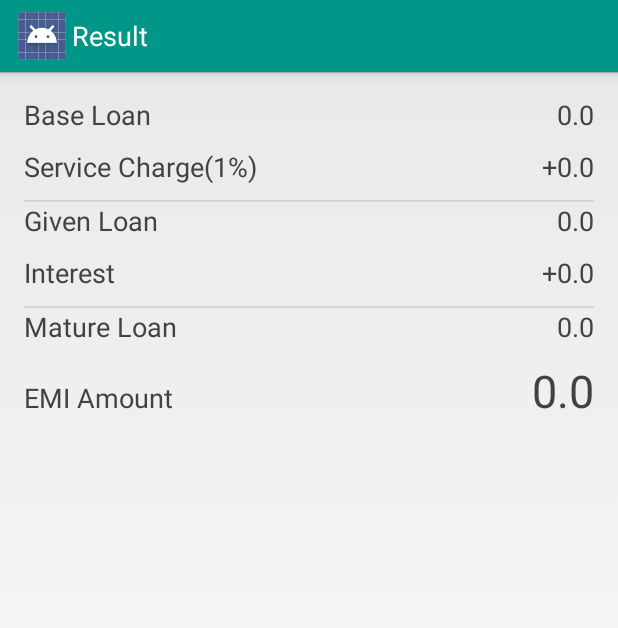
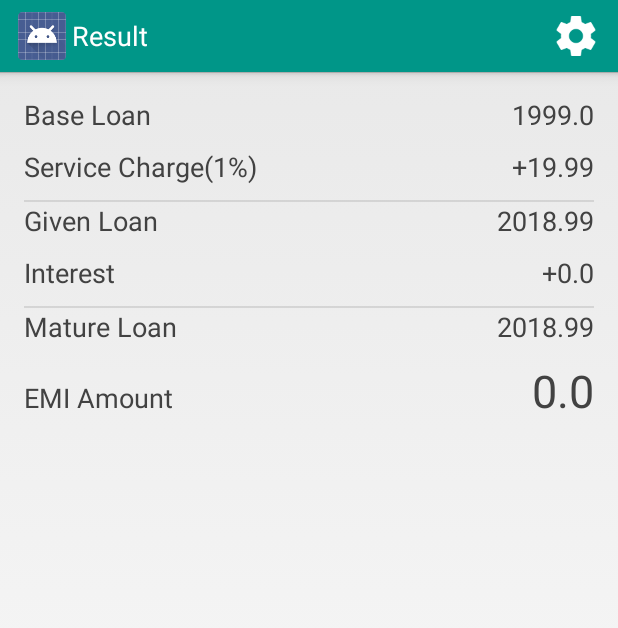
Before and after one commit to nemausus/emical, an Android app: the screen it shows after launch (CalcResultActivity), after a tap on "Calculate", on a phone screen of 412 x 824 dp. Shown: the top 628 px of the screen. Run offline under Robolectric (Android 15) with nearby library versions, the phone set to English and light mode, and no system bars.

Commit message:
show settings

```diff
--- a/app/src/main/AndroidManifest.xml
+++ b/app/src/main/AndroidManifest.xml
@@ -17,6 +17,9 @@
         <activity android:name=".CalcResultActivity"
             android:label="@string/result">
         </activity>
+        <activity android:name=".SettingsActivity"
+            android:label="@string/settings">
+        </activity>
     </application>
 
 </manifest>
--- a/app/src/main/java/in/codehub/emical/CalcInputActivity.java
+++ b/app/src/main/java/in/codehub/emical/CalcInputActivity.java
@@ -2,8 +2,11 @@ package in.codehub.emical;
 
 import android.app.Activity;
 import android.content.Intent;
+import android.content.SharedPreferences;
 import android.os.Bundle;
+import android.preference.PreferenceManager;
 import android.view.Menu;
+import android.view.MenuInflater;
 import android.view.MenuItem;
 import android.view.View;
 import android.widget.Button;
@@ -32,6 +35,36 @@ public class CalcInputActivity extends Activity {
                 startActivity(intent);
             }
         });
+        PreferenceManager.setDefaultValues(this, R.xml.preferences, false);
+        SharedPreferences sharedPref = PreferenceManager.getDefaultSharedPreferences(this);
+        String fileCharge = sharedPref.getString("file_charge_key", "0.0");
+        ((EditText)findViewById(R.id.file_charge)).setText(fileCharge);
+        ((EditText)findViewById(R.id.insurance_charge)).setText("0.0");
+        ((EditText)findViewById(R.id.registration_charge)).setText("0.0");
+        ((EditText)findViewById(R.id.other_charges)).setText("0.0");
+    }
+
+    @Override
+    public boolean onCreateOptionsMenu(Menu menu) {
+        MenuInflater inflater = getMenuInflater();
+        inflater.inflate(R.menu.menu_actions, menu);
+        return super.onCreateOptionsMenu(menu);
+    }
+
+    @Override
+    public boolean onOptionsItemSelected(MenuItem item) {
+        // Handle presses on the action bar items
+        switch (item.getItemId()) {
+            case R.id.action_settings:
+                openSettings();
+                return true;
+            default:
+                return super.onOptionsItemSelected(item);
+        }
+    }
+
+    private void openSettings() {
+        startActivity(new Intent(this, SettingsActivity.class));
     }
 
     private double getInput(int id) {
--- a/app/src/main/java/in/codehub/emical/CalcResultActivity.java
+++ b/app/src/main/java/in/codehub/emical/CalcResultActivity.java
@@ -3,6 +3,9 @@ package in.codehub.emical;
 import android.app.Activity;
 import android.content.Intent;
 import android.os.Bundle;
+import android.view.Menu;
+import android.view.MenuInflater;
+import android.view.MenuItem;
 import android.widget.TextView;
 
 public class CalcResultActivity extends Activity {
@@ -15,20 +18,18 @@ public class CalcResultActivity extends Activity {
     public static final String EXTRA_INTEREST_RATE = "interest_rate";
     public static final String EXTRA_LOAN_TENURE = "loan_tenure";
 
-    private double baseLoan = 0.0;
-
     @Override
     protected void onCreate(Bundle savedInstanceState) {
         super.onCreate(savedInstanceState);
         setContentView(R.layout.activity_result);
         Intent intent = getIntent();
-        baseLoan = intent.getDoubleExtra(EXTRA_ASSET_PRICE, 0)
+        double baseLoan = intent.getDoubleExtra(EXTRA_ASSET_PRICE, 0)
                 + intent.getDoubleExtra(EXTRA_INSURANCE_CHARGE, 0)
                 + intent.getDoubleExtra(EXTRA_REGISTRATION_CHARGE, 0)
                 + intent.getDoubleExtra(EXTRA_FILE_CHARGE, 0)
                 + intent.getDoubleExtra(EXTRA_OTHER_CHARGES, 0)
                 - intent.getDoubleExtra(EXTRA_DOWN_PAYMENT, 0);
-        double serviceCharge = baseLoan/100;
+        double serviceCharge = baseLoan /100;
         double givenLoan = baseLoan + serviceCharge;
         double loanTenure = intent.getDoubleExtra(EXTRA_LOAN_TENURE, 0);
         double interest = Math.ceil(givenLoan * intent.getDoubleExtra(EXTRA_INTEREST_RATE, 0) * loanTenure / 1200);
@@ -41,4 +42,27 @@ public class CalcResultActivity extends Activity {
         ((TextView) findViewById(R.id.mature_loan)).setText("" + matureLoan);
         ((TextView) findViewById(R.id.emi_amount)).setText("" + emiAmount);
     }
+
+    @Override
+    public boolean onCreateOptionsMenu(Menu menu) {
+        MenuInflater inflater = getMenuInflater();
+        inflater.inflate(R.menu.menu_actions, menu);
+        return super.onCreateOptionsMenu(menu);
+    }
+
+    @Override
+    public boolean onOptionsItemSelected(MenuItem item) {
+        // Handle presses on the action bar items
+        switch (item.getItemId()) {
+            case R.id.action_settings:
+                openSettings();
+                return true;
+            default:
+                return super.onOptionsItemSelected(item);
+        }
+    }
+
+    private void openSettings() {
+        startActivity(new Intent(this, SettingsActivity.class));
+    }
 }
--- /dev/null
+++ b/app/src/main/res/menu/menu_actions.xml
@@ -0,0 +1,7 @@
+<?xml version="1.0" encoding="utf-8"?>
+<menu xmlns:android="http://schemas.android.com/apk/res/android">
+    <item android:id="@+id/action_settings"
+        android:showAsAction="always"
+        android:icon="@drawable/ic_settings_white_48dp"
+        android:title="@string/settings"/>
+</menu>
--- a/app/src/main/res/values/strings.xml
+++ b/app/src/main/res/values/strings.xml
@@ -19,4 +19,6 @@
     <string name="emi_amount">EMI Amount</string>
     <string name="emi_calculator">EMI Calculator</string>
     <string name="next">Next</string>
+    <string name="settings">Settings</string>
+    <string name="file_charge_summary">Default File Charge</string>
 </resources>
--- /dev/null
+++ b/app/src/main/res/xml/preferences.xml
@@ -0,0 +1,8 @@
+<?xml version="1.0" encoding="utf-8"?>
+<PreferenceScreen xmlns:android="http://schemas.android.com/apk/res/android">
+    <EditTextPreference
+        android:key="file_charge_key"
+        android:summary="@string/file_charge_summary"
+        android:title="@string/file_charge"
+        android:defaultValue="1999.0" />
+</PreferenceScreen>
```
Also changed, not shown: app/src/main/java/in/codehub/emical/SettingsActivity.java (added, +25 -0 lines), app/src/main/res/drawable-hdpi/ic_settings_white_48dp.png (added), app/src/main/res/drawable-mdpi/ic_settings_white_48dp.png (added), app/src/main/res/drawable-xhdpi/ic_settings_white_48dp.png (added), app/src/main/res/drawable-xxhdpi/ic_settings_white_48dp.png (added), app/src/main/res/drawable-xxxhdpi/ic_settings_white_48dp.png (added).
